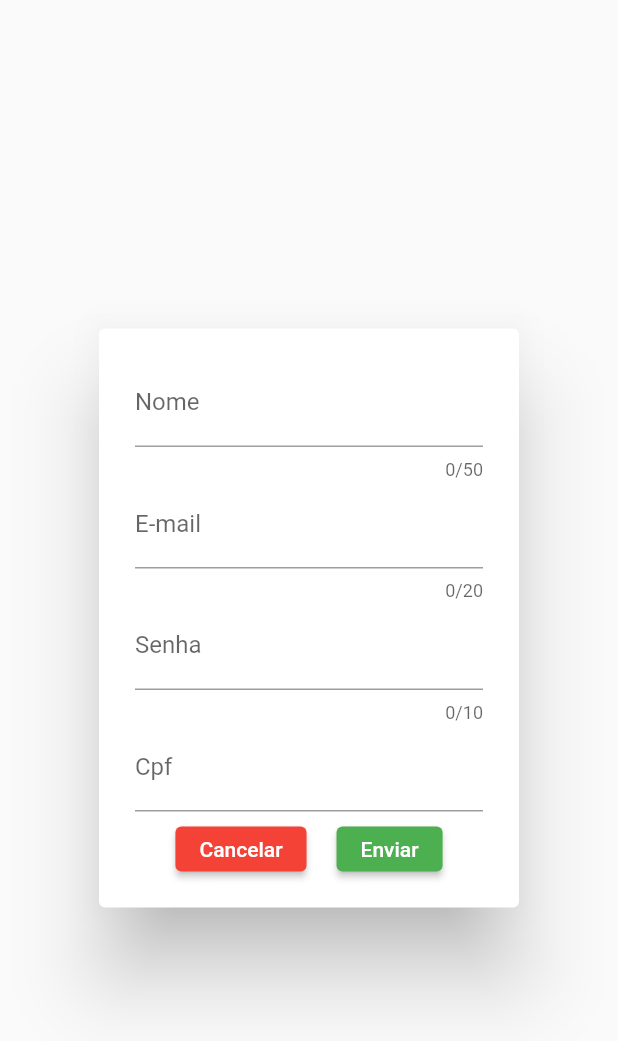
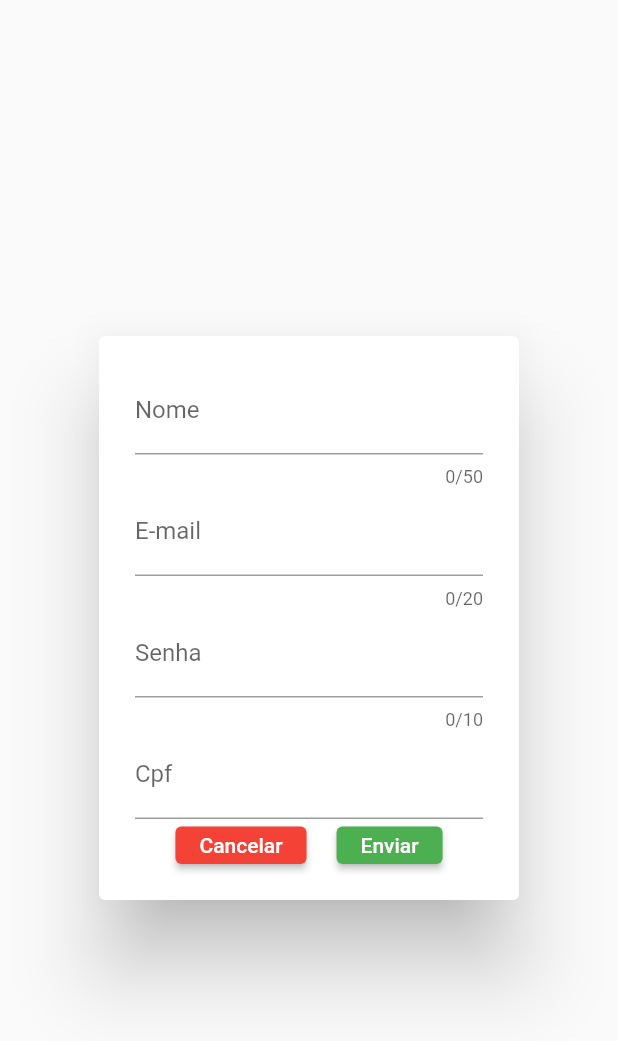
Before and after one commit to CarlosCastiglioni/flutter-crud, a Flutter app: the NewUserDialog widget shown alone on an empty page, opened directly, on a phone screen of 412 x 824 dp. Shown: the top 1041 px of the screen. Run offline on Flutter 3.47's test engine with Material 2 defaults, Android fonts, the phone set to English and light mode, and no system bars; our stand-ins replace bot_toast, brasil_fields, flutter_mobx, mobx, shared_preferences; accounts and stored records are empty; generated files the repository leaves out were written again; network calls fail.

Commit message:
ajustes para envio do projeto

```diff
--- a/lib/components/new_user_dialog.dart
+++ b/lib/components/new_user_dialog.dart
@@ -43,13 +43,13 @@ class _NewUserDialogState extends State<NewUserDialog> {
             ),
             CpfInput(cpfController: _cpfController),
             const SizedBox(
-              height: 10,
+              height: 5,
             ),
             Row(
               mainAxisAlignment: MainAxisAlignment.center,
               children: [
                 SizedBox(
-                  height: 30,
+                  height: 25,
                   child: ElevatedButton(
                     style: ElevatedButton.styleFrom(primary: Colors.red),
                     onPressed: () {
@@ -62,7 +62,7 @@ class _NewUserDialogState extends State<NewUserDialog> {
                   width: 20,
                 ),
                 SizedBox(
-                  height: 30,
+                  height: 25,
                   child: ElevatedButton(
                     style: ElevatedButton.styleFrom(primary: Colors.green),
                     onPressed: () async {
--- a/lib/modules/login/login_store.dart
+++ b/lib/modules/login/login_store.dart
@@ -17,9 +17,7 @@ abstract class _LoginStoreBase with Store {
     SharedPreferences sharedPreferences = await SharedPreferences.getInstance();
     var url = Uri.parse("$baseUrl/authenticates/login");
     var response = await http.post(url,
-        // body: jsonEncode({'username': username, 'password': password}),
-        body: jsonEncode(
-            {'username': "dev001@mail.com.br", 'password': "rmvrK2g7O7"}),
+        body: jsonEncode({'username': username, 'password': password}),
         headers: {
           'Content-type': 'application/json',
           'Accept': 'application/json'
```
